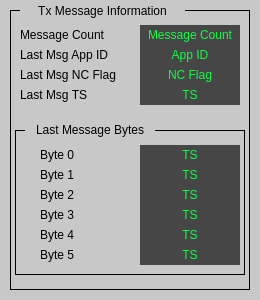
Qt form mps_embed_tx_msg.ui (ad-build-test/pydm-mps) before a commit.
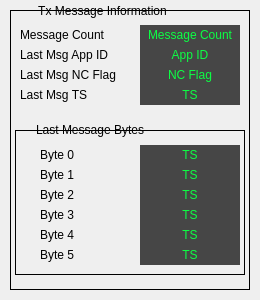
The same form after that commit. Custom widgets are drawn as their Qt base class.

Patch:
```diff
--- a/mps_embed_tx_msg.ui
+++ b/mps_embed_tx_msg.ui
@@ -23,7 +23,7 @@
     </rect>
    </property>
    <property name="styleSheet">
-    <string notr="true">background-color: rgb(200, 200, 200);</string>
+    <string notr="true"/>
    </property>
    <property name="frameShape">
     <enum>QFrame::NoFrame</enum>
```
